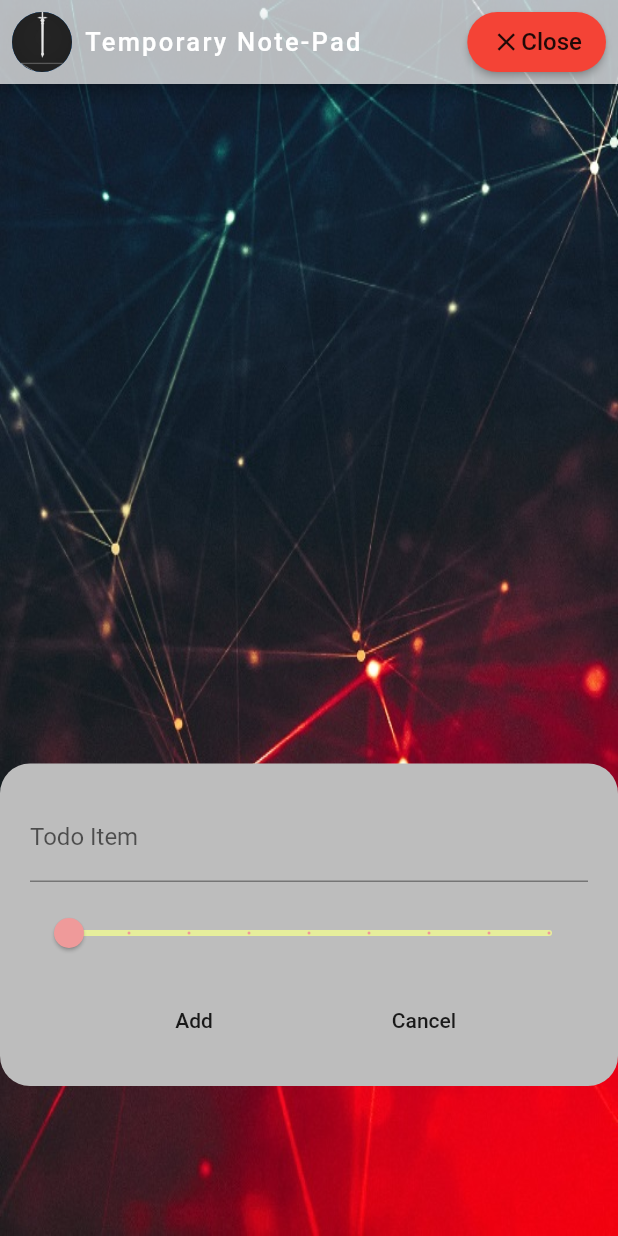
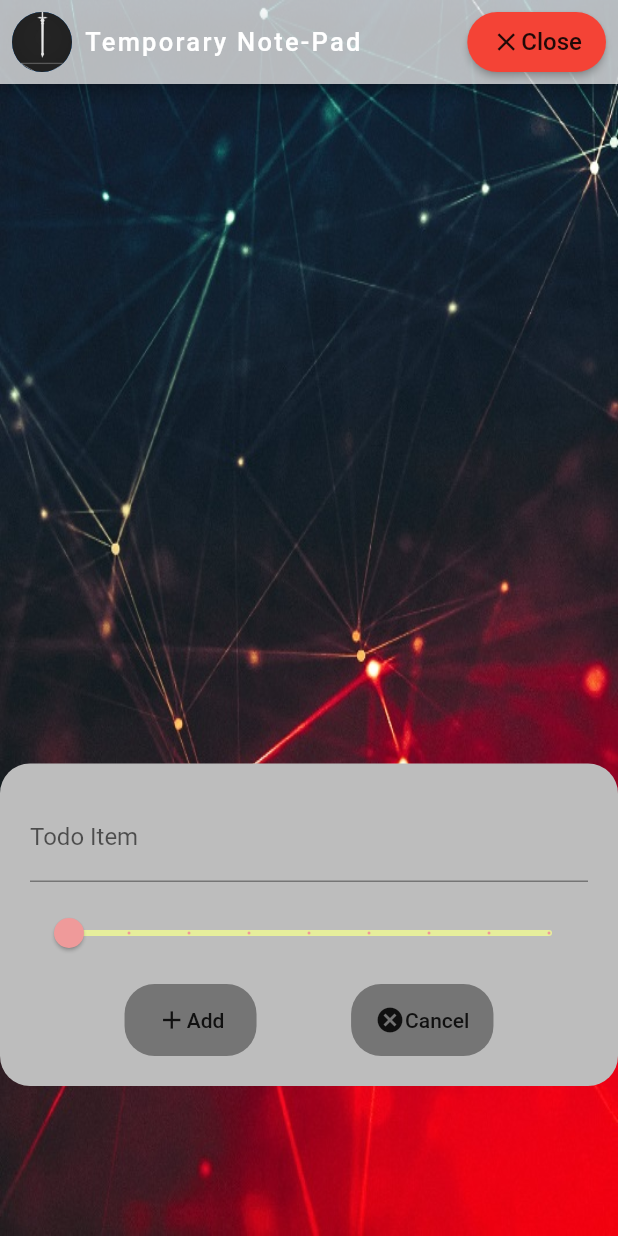
Before and after one commit to H-Zaman/My_Journal, a Flutter app: the TemporaryNotePad screen opened directly with empty values, after a tap on "Add", on a phone screen of 412 x 824 dp. Run offline on Flutter 3.47's test engine with Material 2 defaults, Android fonts, the phone set to English and light mode, and no system bars; our stand-ins replace carousel_slider, flutter_spinkit, sqflite; missing offline and left inert: fab_circular_menu, flutter_animated_dialog; accounts and stored records are empty; network calls fail.

Commit message:
tempNotePad edited on the forms a little

```diff
--- a/lib/screens/home/home.dart
+++ b/lib/screens/home/home.dart
@@ -79,6 +79,33 @@ class _HomeScreenState extends State<HomeScreen> {
             ],
           ),
         ),
+      ),
+    );
+  }
+
+  headingTile(){
+    return Material(
+      color: Colors.white10,
+      elevation: 20,
+      shadowColor: Colors.blueAccent,
+      borderRadius: BorderRadius.circular(25.0),
+      child: Center(child: Text('Heading will be used here')),
+    );
+  }
+
+  refreshGrid(){
+    return Material(
+      color: Colors.white10,
+      elevation: 20,
+      shadowColor: Colors.blueAccent,
+      borderRadius: BorderRadius.circular(25.0),
+      child: IconButton(
+        icon: Icon(Icons.refresh),
+        onPressed: (){
+          setState(() {
+            refresh();
+          });
+        },
       ),
     );
   }
@@ -193,7 +220,7 @@ class _HomeScreenState extends State<HomeScreen> {
       color: Colors.white10,
       elevation: 20,
       shadowColor: Colors.blueGrey,
-      borderRadius: BorderRadius.circular(10),
+      borderRadius: BorderRadius.circular(25),
       child: Center(
         child: Padding(
             padding: EdgeInsets.all(2.0),
@@ -254,6 +281,12 @@ class _HomeScreenState extends State<HomeScreen> {
             mainAxisSpacing: 12.0,
             padding: EdgeInsets.all(15.0),
             children: <Widget>[
+              //heading
+              headingTile(),
+
+              //refresh
+              refreshGrid(),
+
               //Diary Tile
               diaryTile(),
               //DashItems To-do list
@@ -266,8 +299,12 @@ class _HomeScreenState extends State<HomeScreen> {
               //dashItems(Icons.view_list,'EXTRA',Colors.red),
             ],
             staggeredTiles: [
+              //Heading
+              StaggeredTile.extent(8, 40),
+              //refresh button
+              StaggeredTile.extent(2,40),
               //Diary Item
-              StaggeredTile.extent(10,300),
+              StaggeredTile.extent(10,230),
 
               //US time tile
               StaggeredTile.extent(6,80),
--- a/lib/screens/home/temporaryNote.dart
+++ b/lib/screens/home/temporaryNote.dart
@@ -152,6 +152,10 @@ class _TemporaryNotePadState extends State<TemporaryNotePad> {
               mainAxisSize: MainAxisSize.min,
               children: <Widget>[
                 TextFormField(
+                  style: TextStyle(
+                    color: Colors.black
+                  ),
+                  textCapitalization: TextCapitalization.words,
                   controller: controller,
                   decoration: InputDecoration(labelText: 'Todo Item'),
                   validator: (val) => val.length == 0 ? 'Enter Item' : null,
@@ -172,11 +176,27 @@ class _TemporaryNotePadState extends State<TemporaryNotePad> {
                 Row(
                   mainAxisAlignment: MainAxisAlignment.spaceEvenly,
                   children: <Widget>[
-                    FlatButton(
+                    Container(
+                      decoration: BoxDecoration(
+                          color: Colors.grey[600],
+                          borderRadius: BorderRadius.circular(20.0)
+                      ),
+                      child: FlatButton(
                         onPressed: validate,
-                      child: Text(isUpdating ? 'Update' : 'Add'),
+                        child: Row(
+                          children: <Widget>[
+                            Icon(Icons.add,size: 20,),
+                            Text(isUpdating ? 'Update' : 'Add')
+                          ],
                         ),
-                    FlatButton(
+                      ),
+                    ),
+                    Container(
+                      decoration: BoxDecoration(
+                        color: Colors.grey[600],
+                        borderRadius: BorderRadius.circular(20.0)
+                      ),
+                      child: FlatButton(
                         onPressed: () {
                           setState(() {
                             isUpdating = false;
@@ -185,7 +205,13 @@ class _TemporaryNotePadState extends State<TemporaryNotePad> {
                           });
                           clearItem();
                         },
-                      child: Text('Cancel'),
+                        child: Row(
+                          children: <Widget>[
+                            Icon(Icons.cancel,size: 20,),
+                            Text('Cancel')
+                          ],
+                        ),
+                      ),
                     )
                   ],
                 ),
@@ -232,9 +258,12 @@ class _TemporaryNotePadState extends State<TemporaryNotePad> {
                   ),
 
                   child: Padding(
-                    padding: const EdgeInsets.all(3.0),
+                    padding: const EdgeInsets.all(5.0),
                     child: Text(
-                        todoItems.item
+                      todoItems.item,
+                      style: TextStyle(
+                        color: Colors.black
+                      ),
                     ),
                   ),
                 ),
```
Lines whose indentation alone changed are shown as unchanged.
